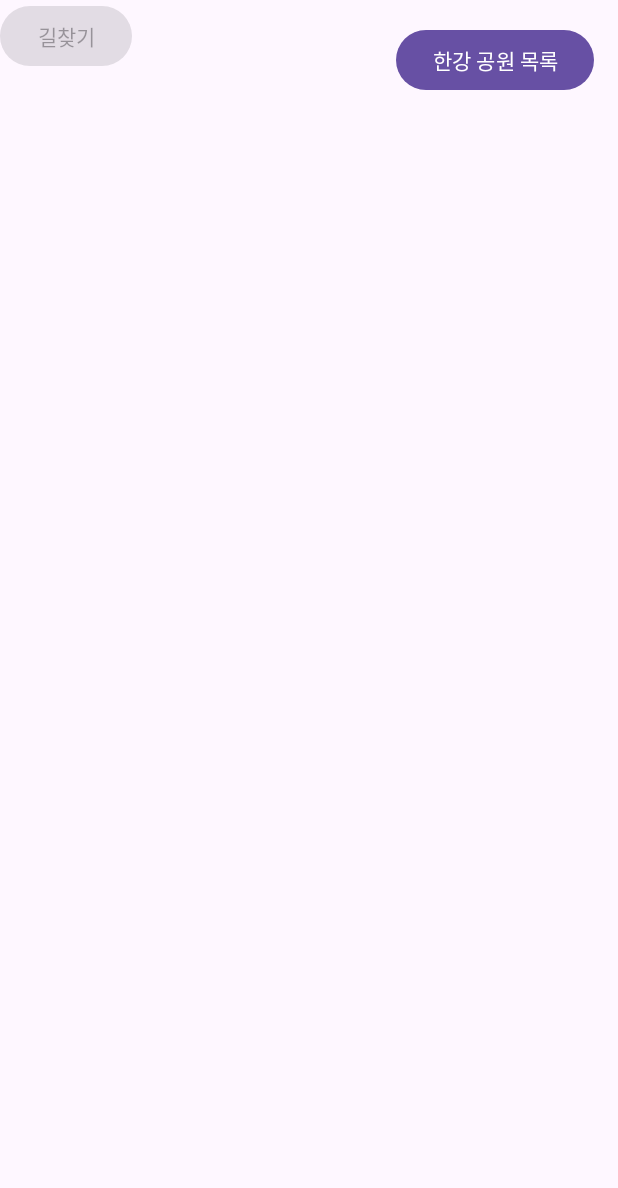
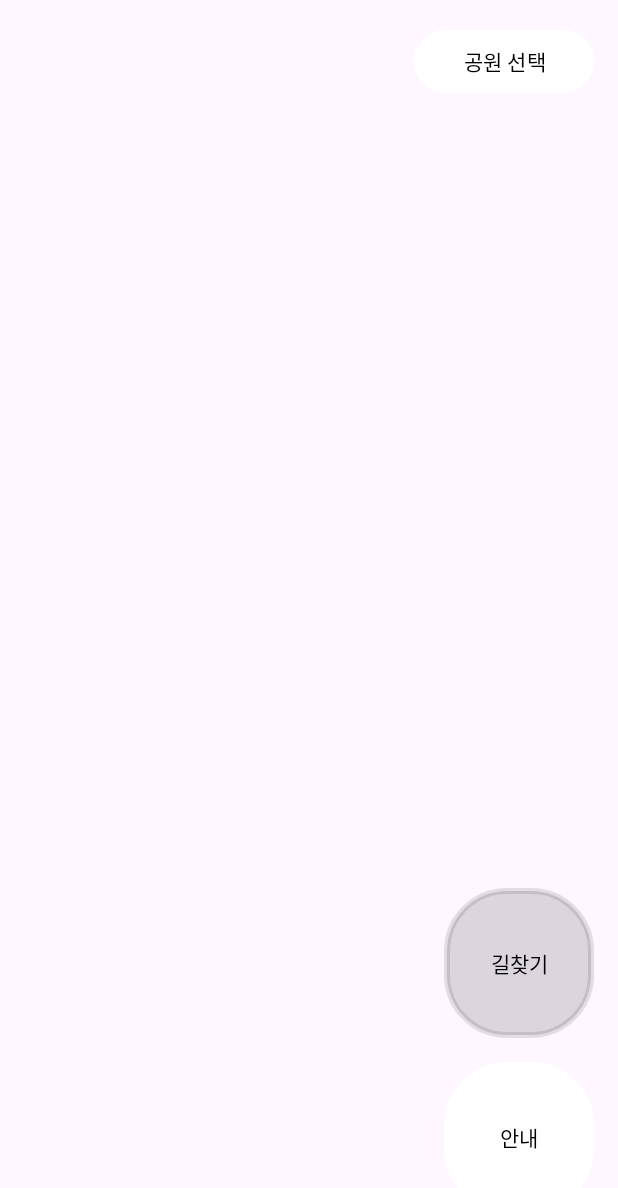
Before and after one commit to sseung3424/Chungang_Park, an Android app: the MainActivity screen opened directly, with no data from a screen before it, on a phone screen of 412 x 824 dp. Shown: the top 1188 px of the screen. Run offline under Robolectric (Android 15) with nearby library versions, the phone set to English and light mode, and no system bars; libraries missing offline, so code that uses them is left out: com.naver.maps; 5 statements that could not run were skipped.

Commit message:
중간 저장

```diff
--- a/app/src/main/java/com/chungangpark/parknavigator/MainActivity.java
+++ b/app/src/main/java/com/chungangpark/parknavigator/MainActivity.java
@@ -77,6 +77,7 @@ public class MainActivity extends AppCompatActivity implements OnMapReadyCallbac
     private NaverMap naverMap;
     private FusedLocationSource locationSource;
     private PathFinder pathFinder;
+    private MarkerManager markerManager;
 
     @Override
     protected void onCreate(Bundle savedInstanceState) {
@@ -91,6 +92,11 @@ public class MainActivity extends AppCompatActivity implements OnMapReadyCallbac
                 showParkListDialog();
             }
         });
+
+        // '주변 정보 안내' 버튼 설정
+        Button nearbyInfoButton = findViewById(R.id.nearby_info_button);
+        nearbyInfoButton.setOnClickListener(v -> showNearbyInfo());
+
 
         // 길찾기 버튼 비활성화
         Button findPathButton = findViewById(R.id.find_path_button);
@@ -147,6 +153,23 @@ public class MainActivity extends AppCompatActivity implements OnMapReadyCallbac
 
     // 클래스에 점자블록 리스트 추가
     public static List<PolylineOverlay> brailleBlocks = new ArrayList<>();
+
+    // 주변 정보 안내 버튼을 눌렀을 때 호출되는 메서드
+    private void showNearbyInfo() {
+        LatLng userLocation = getUserCurrentLocation(); // 사용자의 현재 위치 가져오기
+        if (userLocation != null && markerManager != null) {
+            List<String> nearbyLocations = markerManager.getNearbyMarkers(userLocation, 30); // 30m 반경 내 마커들 가져오기
+            if (nearbyLocations.isEmpty()) {
+                Toast.makeText(this, "주변 30m 내에 위치가 없습니다.", Toast.LENGTH_SHORT).show();
+            } else {
+                for (String location : nearbyLocations) {
+                    Toast.makeText(this, location + "가(이) 30m 내에 있습니다.", Toast.LENGTH_SHORT).show();
+                }
+            }
+        } else {
+            Toast.makeText(this, "현재 위치를 가져오지 못했습니다.", Toast.LENGTH_SHORT).show();
+        }
+    }
 
     @Override
     public void onMapReady(@NonNull NaverMap naverMap) {
--- /dev/null
+++ b/app/src/main/res/drawable/rounded_button_shape.xml
@@ -0,0 +1,19 @@
+<?xml version="1.0" encoding="utf-8"?>
+<layer-list xmlns:android="http://schemas.android.com/apk/res/android">
+    <item android:left="2dp" android:top="2dp" android:right="2dp" android:bottom="2dp">
+        <shape android:shape="rectangle">
+            <corners android:radius="40dp" />
+            <solid android:color="#44000000" />
+        </shape>
+    </item>
+
+    <item>
+        <shape android:shape="rectangle">
+            <corners android:radius="40dp" />
+            <solid android:color="#FFFFFF" />
+            <stroke
+                android:width="4dp"
+                android:color="#ADADAD" />
+        </shape>
+    </item>
+</layer-list>
--- a/app/src/main/res/layout/activity_main.xml
+++ b/app/src/main/res/layout/activity_main.xml
@@ -4,7 +4,63 @@
     xmlns:app="http://schemas.android.com/apk/res-auto"
     xmlns:tools="http://schemas.android.com/tools"
     android:layout_width="match_parent"
-    android:layout_height="match_parent">
+    android:layout_height="match_parent"
+    tools:context=".MainActivity">
+
+    <!-- 지도 프래그먼트를 위한 영역 -->
+    <FrameLayout
+        android:id="@+id/map_fragment"
+        android:layout_width="0dp"
+        android:layout_height="0dp"
+        app:layout_constraintStart_toStartOf="parent"
+        app:layout_constraintEnd_toEndOf="parent"
+        app:layout_constraintTop_toTopOf="parent"
+        app:layout_constraintBottom_toBottomOf="parent" />
+
+    <!-- 길찾기 버튼 -->
+    <Button
+        android:id="@+id/find_path_button"
+        android:layout_width="100dp"
+        android:layout_height="100dp"
+        android:layout_marginEnd="16dp"
+        android:layout_marginBottom="16dp"
+        app:layout_constraintEnd_toEndOf="parent"
+        app:layout_constraintBottom_toTopOf="@id/nearby_info_button"
+        android:text="길찾기"
+        android:textColor="#000000"
+        android:background="@drawable/rounded_button_shape"
+        android:src="@drawable/pathfinder"
+        android:scaleType="centerInside"
+        android:contentDescription="길찾기" />
+
+    <!-- 주변 정보 안내 버튼 -->
+    <Button
+        android:id="@+id/nearby_info_button"
+        android:layout_width="100dp"
+        android:layout_height="100dp"
+        android:layout_marginEnd="16dp"
+        android:layout_marginBottom="16dp"
+        app:layout_constraintEnd_toEndOf="parent"
+        app:layout_constraintBottom_toBottomOf="parent"
+        android:text="안내"
+        android:textColor="#000000"
+        android:background="@drawable/rounded_button_shape"
+        android:src="@drawable/search"
+        android:scaleType="centerInside"
+        android:contentDescription="안내" />
+
+    <!-- 공원 선택 버튼 (FrameLayout 밖으로 이동) -->
+    <Button
+        android:id="@+id/select_park_button"
+        android:layout_width="120dp"
+        android:layout_height="50dp"
+        android:layout_marginTop="16dp"
+        android:layout_marginEnd="16dp"
+        app:layout_constraintTop_toTopOf="parent"
+        app:layout_constraintEnd_toEndOf="parent"
+        android:text="공원 선택"
+        android:textColor="#000000"
+        android:backgroundTint="#FFFFFF" />
 
     <!-- 위치 추적 모드 선택 옵션 -->
     <HorizontalScrollView
@@ -19,37 +75,8 @@
             android:layout_width="wrap_content"
             android:layout_height="wrap_content"
             android:orientation="horizontal">
-
+            <!-- 위치 추적 옵션을 추가 -->
         </LinearLayout>
-
     </HorizontalScrollView>
 
-    <Button
-        android:id="@+id/select_park_button"
-        android:layout_width="wrap_content"
-        android:layout_height="wrap_content"
-        android:text="한강 공원 목록"
-        app:layout_constraintTop_toBottomOf="@id/options"
-        app:layout_constraintEnd_toEndOf="parent"
-        android:layout_marginTop="16dp"
-        android:layout_marginEnd="16dp"/>
-    <!-- 지도 프래그먼트를 위한 영역 -->
-    <FrameLayout
-        android:id="@+id/map_fragment"
-        android:layout_width="0dp"
-        android:layout_height="0dp"
-        app:layout_constraintStart_toStartOf="parent"
-        app:layout_constraintEnd_toEndOf="parent"
-        app:layout_constraintTop_toBottomOf="@id/select_park_button"
-        app:layout_constraintBottom_toBottomOf="parent" />
-
-    <Button
-        android:id="@+id/find_path_button"
-        android:layout_width="wrap_content"
-        android:layout_height="wrap_content"
-        android:layout_gravity="center_horizontal"
-        android:text="길찾기"
-        tools:layout_editor_absoluteX="149dp"
-        tools:layout_editor_absoluteY="16dp" />
-
 </androidx.constraintlayout.widget.ConstraintLayout>
--- /dev/null
+++ b/app/src/main/res/layout/dialog_location_categories.xml
@@ -0,0 +1,6 @@
+<?xml version="1.0" encoding="utf-8"?>
+<androidx.constraintlayout.widget.ConstraintLayout xmlns:android="http://schemas.android.com/apk/res/android"
+             android:layout_width="match_parent"
+             android:layout_height="match_parent">
+
+</androidx.constraintlayout.widget.ConstraintLayout>
--- a/app/src/main/res/values/themes.xml
+++ b/app/src/main/res/values/themes.xml
@@ -1,8 +1,16 @@
 <resources xmlns:tools="http://schemas.android.com/tools">
     <!-- Base application theme. -->
     <style name="Base.Theme.Parknavigator" parent="Theme.Material3.DayNight.NoActionBar">
-        <!-- Customize your light theme here. -->
-        <!-- <item name="colorPrimary">@color/my_light_primary</item> -->
+        <!-- Primary brand color -->
+        <item name="colorPrimary">@color/white</item>
+        <item name="colorOnPrimary">@color/black</item>
+
+        <!-- Secondary brand color -->
+        <item name="colorSecondary">@color/white</item>
+        <item name="colorOnSecondary">@color/black</item>
+
+        <!-- Accent color for UI components like buttons -->
+        <item name="colorAccent">@color/white</item>
     </style>
 
     <style name="Theme.Parknavigator" parent="Base.Theme.Parknavigator" />
```
Also changed, not shown: app/src/main/java/com/chungangpark/parknavigator/MarkerManager.java (+42 -10 lines), app/src/main/res/drawable/rounded_button_with_shadow.xml (added, +29 -0 lines), app/src/main/res/drawable/pathfinder.png (added), app/src/main/res/drawable/search.png (added), app/src/main/res/drawable/store_marker.png (added).
